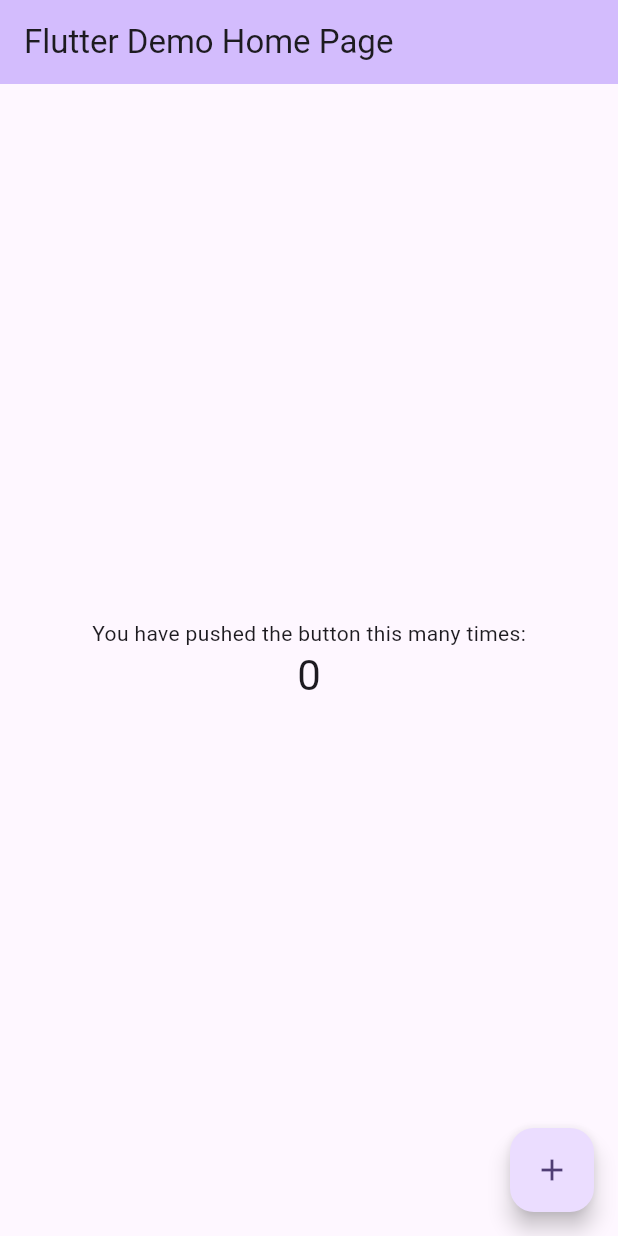
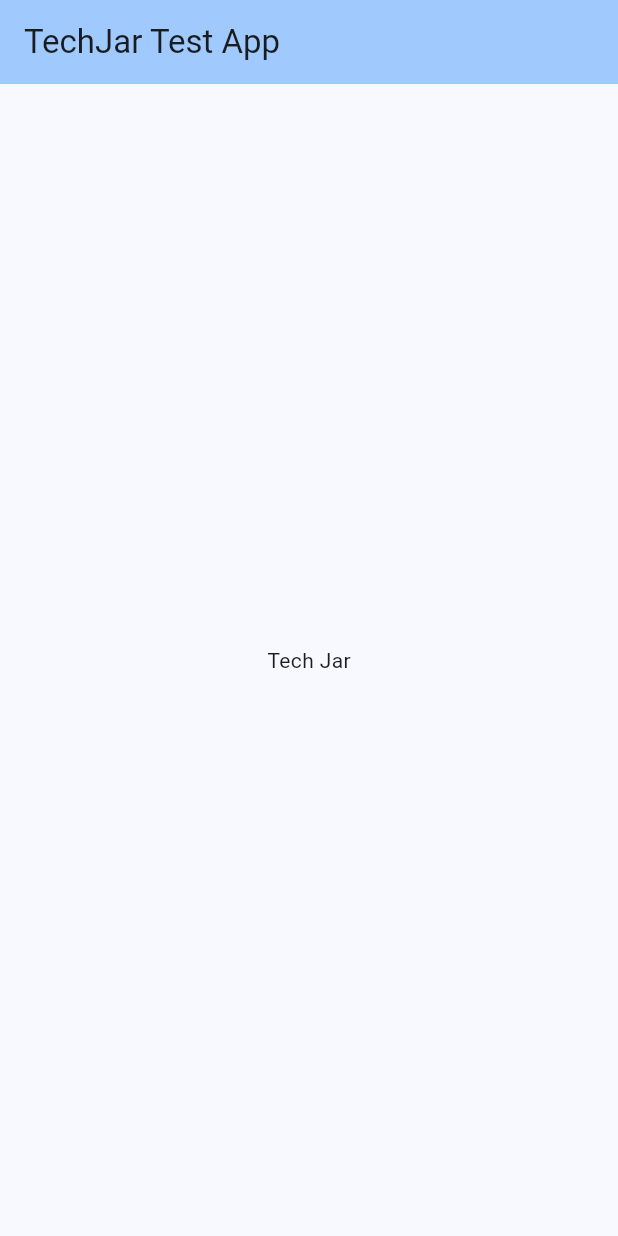
Before and after one commit to jeevankoiri10/test_app_techjar, a Flutter app: the screen it shows after launch, on a phone screen of 412 x 824 dp. Run offline on Flutter 3.47's test engine with Material 3 defaults, Android fonts, the phone set to English and light mode, and no system bars.

```diff
--- a/lib/main.dart
+++ b/lib/main.dart
@@ -7,46 +7,21 @@
 class MyApp extends StatelessWidget {
   const MyApp({super.key});
 
-  // This widget is the root of your application.
   @override
   Widget build(BuildContext context) {
     return MaterialApp(
-      title: 'Flutter Demo',
+      title: 'TechJar Test App',
       theme: ThemeData(
-        // This is the theme of your application.
-        //
-        // TRY THIS: Try running your application with "flutter run". You'll see
-        // the application has a purple toolbar. Then, without quitting the app,
-        // try changing the seedColor in the colorScheme below to Colors.green
-        // and then invoke "hot reload" (save your changes or press the "hot
-        // reload" button in a Flutter-supported IDE, or press "r" if you used
-        // the command line to start the app).
-        //
-        // Notice that the counter didn't reset back to zero; the application
-        // state is not lost during the reload. To reset the state, use hot
-        // restart instead.
-        //
-        // This works for code too, not just values: Most code changes can be
-        // tested with just a hot reload.
-        colorScheme: ColorScheme.fromSeed(seedColor: Colors.deepPurple),
+        colorScheme: ColorScheme.fromSeed(seedColor: Colors.blue),
         useMaterial3: true,
       ),
-      home: const MyHomePage(title: 'Flutter Demo Home Page'),
+      home: const MyHomePage(title: 'TechJar Test App'),
     );
   }
 }
 
 class MyHomePage extends StatefulWidget {
   const MyHomePage({super.key, required this.title});
-
-  // This widget is the home page of your application. It is stateful, meaning
-  // that it has a State object (defined below) that contains fields that affect
-  // how it looks.
-
-  // This class is the configuration for the state. It holds the values (in this
-  // case the title) provided by the parent (in this case the App widget) and
-  // used by the build method of the State. Fields in a Widget subclass are
-  // always marked "final".
 
   final String title;
 
@@ -55,71 +30,21 @@
 }
 
 class _MyHomePageState extends State<MyHomePage> {
-  int _counter = 0;
-
-  void _incrementCounter() {
-    setState(() {
-      // This call to setState tells the Flutter framework that something has
-      // changed in this State, which causes it to rerun the build method below
-      // so that the display can reflect the updated values. If we changed
-      // _counter without calling setState(), then the build method would not be
-      // called again, and so nothing would appear to happen.
-      _counter++;
-    });
-  }
-
   @override
   Widget build(BuildContext context) {
-    // This method is rerun every time setState is called, for instance as done
-    // by the _incrementCounter method above.
-    //
-    // The Flutter framework has been optimized to make rerunning build methods
-    // fast, so that you can just rebuild anything that needs updating rather
-    // than having to individually change instances of widgets.
     return Scaffold(
       appBar: AppBar(
-        // TRY THIS: Try changing the color here to a specific color (to
-        // Colors.amber, perhaps?) and trigger a hot reload to see the AppBar
-        // change color while the other colors stay the same.
         backgroundColor: Theme.of(context).colorScheme.inversePrimary,
-        // Here we take the value from the MyHomePage object that was created by
-        // the App.build method, and use it to set our appbar title.
         title: Text(widget.title),
       ),
       body: Center(
-        // Center is a layout widget. It takes a single child and positions it
-        // in the middle of the parent.
         child: Column(
-          // Column is also a layout widget. It takes a list of children and
-          // arranges them vertically. By default, it sizes itself to fit its
-          // children horizontally, and tries to be as tall as its parent.
-          //
-          // Column has various properties to control how it sizes itself and
-          // how it positions its children. Here we use mainAxisAlignment to
-          // center the children vertically; the main axis here is the vertical
-          // axis because Columns are vertical (the cross axis would be
-          // horizontal).
-          //
-          // TRY THIS: Invoke "debug painting" (choose the "Toggle Debug Paint"
-          // action in the IDE, or press "p" in the console), to see the
-          // wireframe for each widget.
           mainAxisAlignment: MainAxisAlignment.center,
           children: <Widget>[
-            const Text(
-              'You have pushed the button this many times:',
-            ),
-            Text(
-              '$_counter',
-              style: Theme.of(context).textTheme.headlineMedium,
-            ),
+            Text('Tech Jar'),
           ],
         ),
       ),
-      floatingActionButton: FloatingActionButton(
-        onPressed: _incrementCounter,
-        tooltip: 'Increment',
-        child: const Icon(Icons.add),
-      ), // This trailing comma makes auto-formatting nicer for build methods.
     );
   }
 }
```
